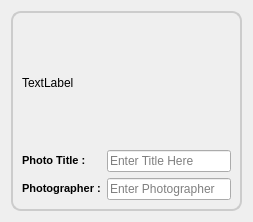
The window that retroshare-gui/src/gui/PhotoShare/PhotoItem.ui (RetroShare/RetroShare) describes before a commit, drawn with Qt 5.
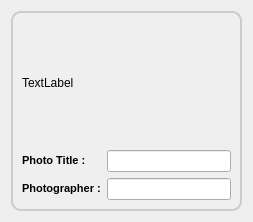
The same window after the commit.

Commit message: Modifications to support the changes in libretroshare.  * Disabled all the VEG services, until GUI has been tweaked to match new interface.  * Deleted <placeholder> text from PhotoItem.ui - to compile with older version of Qt.  * Fixes to Retroshare.pro (restore libdht path, disable compilation of VEG classes)

Patch:
```diff
--- a/retroshare-gui/src/gui/PhotoShare/PhotoItem.ui
+++ b/retroshare-gui/src/gui/PhotoShare/PhotoItem.ui
@@ -76,16 +76,10 @@
               <property name="text">
                <string/>
               </property>
-              <property name="placeholderText">
-               <string>Enter Title Here</string>
-              </property>
              </widget>
             </item>
             <item>
              <widget class="QLineEdit" name="lineEdit_PhotoGrapher">
-              <property name="placeholderText">
-               <string>Enter Photographer</string>
-              </property>
              </widget>
             </item>
            </layout>
```
The commit also changes 2 other files.
